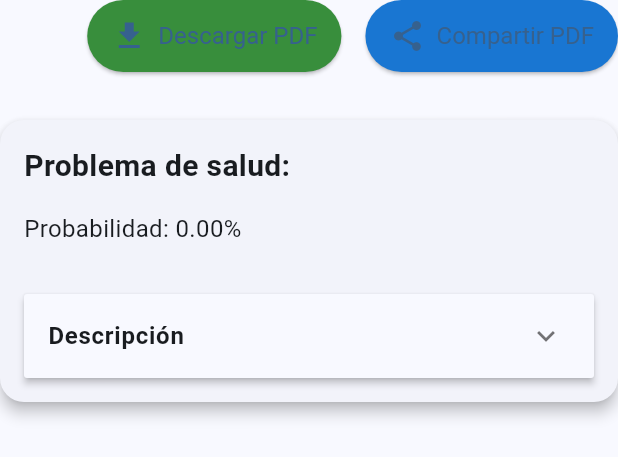
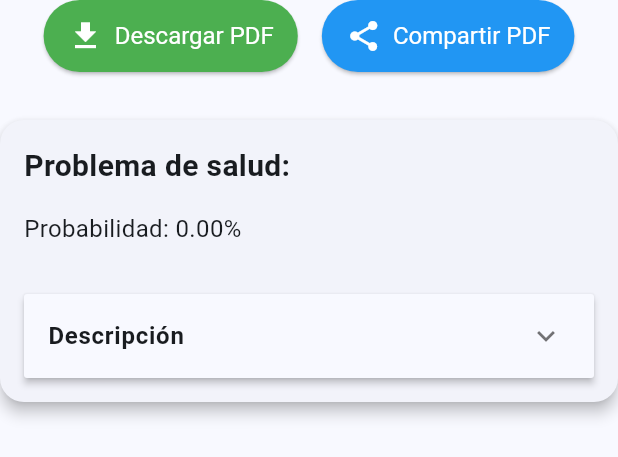
Before and after one commit to JuanAndresRomanYanez/hydrosync, a Flutter app: the AnalysisResultPanel widget shown alone on an empty page, opened directly with empty values, on a phone screen of 412 x 824 dp. Shown: the top 457 px of the screen. Run offline on Flutter 3.47's test engine with Material 3 defaults, Android fonts, the phone set to English and light mode, and no system bars; our stand-ins replace carousel_slider, dio, dropdown_button2, firebase_core, firebase_database, flutter_dotenv and 5 more; missing offline and left inert: flutter_file_dialog, translator; accounts and stored records are empty; key blocks and very long unbroken strings in the code were emptied for the run.

Commit message:
crop health download and share v2

```diff
--- a/lib/presentation/views/crop_health/crop_health_view.dart
+++ b/lib/presentation/views/crop_health/crop_health_view.dart
@@ -4,9 +4,10 @@ import 'dart:typed_data';
 import 'package:flutter/material.dart';
 import 'package:flutter_riverpod/flutter_riverpod.dart';
 import 'package:image_picker/image_picker.dart';
-import 'package:path_provider/path_provider.dart';
 import 'package:pdf/widgets.dart' as pw;
 import 'package:printing/printing.dart';
+import 'package:flutter_file_dialog/flutter_file_dialog.dart';
+
 
 import 'package:hydrosync/domain/entities/entities.dart';
 import 'package:hydrosync/presentation/providers/crop_health/crop_health_provider.dart';
@@ -25,7 +26,7 @@ class CropHealthView extends ConsumerWidget {
       appBar: AppBar(
         title: const Text(
           'Salud del Cultivo',
-          style: TextStyle(fontSize: 24),
+          style: TextStyle(fontSize: 24, color: Colors.white),
         ),
         centerTitle: true,
         backgroundColor: Colors.green[700],
@@ -79,7 +80,7 @@ class CropHealthView extends ConsumerWidget {
                     ? null
                     : () => cropHealthNotifier.analyzeImage(),
                 style: ElevatedButton.styleFrom(
-                  backgroundColor: Colors.green[700],
+                  backgroundColor: Colors.green,
                   padding: const EdgeInsets.symmetric(vertical: 16),
                   textStyle: const TextStyle(fontSize: 18),
                 ),
@@ -87,7 +88,10 @@ class CropHealthView extends ConsumerWidget {
                     ? const CircularProgressIndicator(
                         valueColor: AlwaysStoppedAnimation<Color>(Colors.white),
                       )
-                    : const Text('Analizar Imagen'),
+                    : const Text(
+                      'Analizar Imagen',
+                      style: TextStyle(color: Colors.white),
+                    ),
               ),
             ),
             const SizedBox(height: 24),
@@ -200,14 +204,21 @@ class AnalysisResultPanelState extends State<AnalysisResultPanel> {
       children: [
         // Botones para descargar y compartir PDF
         Row(
-          mainAxisAlignment: MainAxisAlignment.end,
+          mainAxisAlignment: MainAxisAlignment.center,
           children: [
             ElevatedButton.icon(
               onPressed: _downloadPdf,
-              icon: const Icon(Icons.download, size: 24),
-              label: const Text('Descargar PDF'),
+              icon: const Icon(
+                Icons.download,
+                size: 24,
+                color: Colors.white,
+              ),
+              label: const Text(
+                'Descargar PDF',
+                style: TextStyle(color: Colors.white),
+              ),
               style: ElevatedButton.styleFrom(
-                backgroundColor: Colors.green[700],
+                backgroundColor: Colors.green,
                 padding: const EdgeInsets.symmetric(horizontal: 16, vertical: 12),
                 textStyle: const TextStyle(fontSize: 16),
               ),
@@ -215,10 +226,17 @@ class AnalysisResultPanelState extends State<AnalysisResultPanel> {
             const SizedBox(width: 16),
             ElevatedButton.icon(
               onPressed: _sharePdf,
-              icon: const Icon(Icons.share, size: 24),
-              label: const Text('Compartir PDF'),
+              icon: const Icon(
+                Icons.share,
+                size: 24,
+                color: Colors.white,
+              ),
+              label: const Text(
+                'Compartir PDF',
+                style:TextStyle(color: Colors.white)
+              ),
               style: ElevatedButton.styleFrom(
-                backgroundColor: Colors.blue[700],
+                backgroundColor: Colors.blue,
                 padding: const EdgeInsets.symmetric(horizontal: 16, vertical: 12),
                 textStyle: const TextStyle(fontSize: 16),
               ),
@@ -301,7 +319,7 @@ class AnalysisResultPanelState extends State<AnalysisResultPanel> {
   Future<void> _sharePdf() async {
     final pdfBytes = await _generatePdfBytes();
     // Compartir el PDF
-    await Printing.sharePdf(bytes: pdfBytes, filename: 'resultado.pdf');
+    await Printing.sharePdf(bytes: pdfBytes, filename: '${widget.result.diseaseName}.pdf');
   }
 
   Future<Uint8List> _generatePdfBytes() async {
@@ -370,21 +388,40 @@ class AnalysisResultPanelState extends State<AnalysisResultPanel> {
 
   Future<void> _savePdfLocally(Uint8List pdfBytes) async {
     try {
-      final directory = await getExternalStorageDirectory();
-      final path = '${directory!.path}/resultado.pdf';
+      String fileName = '${widget.result.diseaseName}_${DateTime.now().millisecondsSinceEpoch}.pdf';
 
-      final file = File(path);
-      await file.writeAsBytes(pdfBytes);
+      final params = SaveFileDialogParams(
+        data: pdfBytes,
+        fileName: fileName,
+      );
 
-      ScaffoldMessenger.of(context).showSnackBar(
-        SnackBar(content: Text('PDF guardado en: $path')),
-      );
+      final filePath = await FlutterFileDialog.saveFile(params: params);
+
+      if (filePath != null) {
+        if (mounted) {
+          ScaffoldMessenger.of(context).showSnackBar(
+            const SnackBar(content: Text('PDF guardado con éxito'))
+          );
+        }
+      } else {
+        if (mounted) {
+          ScaffoldMessenger.of(context).showSnackBar(
+            const SnackBar(content: Text('Guardado cancelado')),
+          );
+        }
+      }
     } catch (e) {
-      ScaffoldMessenger.of(context).showSnackBar(
-        SnackBar(content: Text('Error al guardar el PDF: $e')),
-      );
+      if (mounted) {
+        ScaffoldMessenger.of(context).showSnackBar(
+          SnackBar(content: Text('Error al guardar el PDF: $e')),
+        );
+      }
     }
   }
+
+
+
+
 }
 
 class ExpandableSection {
--- a/pubspec.yaml
+++ b/pubspec.yaml
@@ -16,12 +16,12 @@ dependencies:
   flutter:
     sdk: flutter
   flutter_dotenv: ^5.2.1
+  flutter_file_dialog: ^3.0.2
   flutter_riverpod: ^2.6.1
   go_router: ^14.3.0
   http: ^1.2.2
   image_picker: ^1.1.2
   numberpicker: ^2.1.2
-  path_provider: ^2.1.5
   pdf: ^3.11.1
   printing: ^5.13.4
   translator: ^1.0.3+1
```
Also changed, not shown: pubspec.lock, 1 other file.
